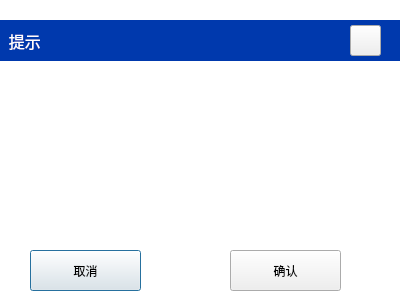
This is mydialog.ui in jindezhang/Q7fromRD330 as Qt 5 draws it before an edit. The edited form follows.
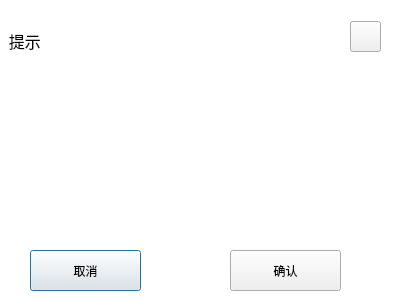
This is the edited form. Icons and pictures are not drawn. Custom widgets are drawn as their Qt base class.

```diff
--- a/mydialog.ui
+++ b/mydialog.ui
@@ -46,9 +46,7 @@
     </font>
    </property>
    <property name="styleSheet">
-    <string notr="true">color: rgb(255, 255, 255);
-background-color: rgb(0, 57, 173);
-</string>
+    <string notr="true"/>
    </property>
    <property name="text">
     <string>  提示</string>
@@ -58,7 +56,7 @@
    <property name="geometry">
     <rect>
      <x>350</x>
-     <y>25</y>
+     <y>21</y>
      <width>31</width>
      <height>31</height>
     </rect>
@@ -122,6 +120,13 @@
    </property>
   </widget>
  </widget>
+ <customwidgets>
+  <customwidget>
+   <class>MainButton</class>
+   <extends>QPushButton</extends>
+   <header location="global">mainbutton.h</header>
+  </customwidget>
+ </customwidgets>
  <resources/>
  <connections/>
 </ui>
```
Left out of the diff: 27 changed lines with no effect on the pictures.
